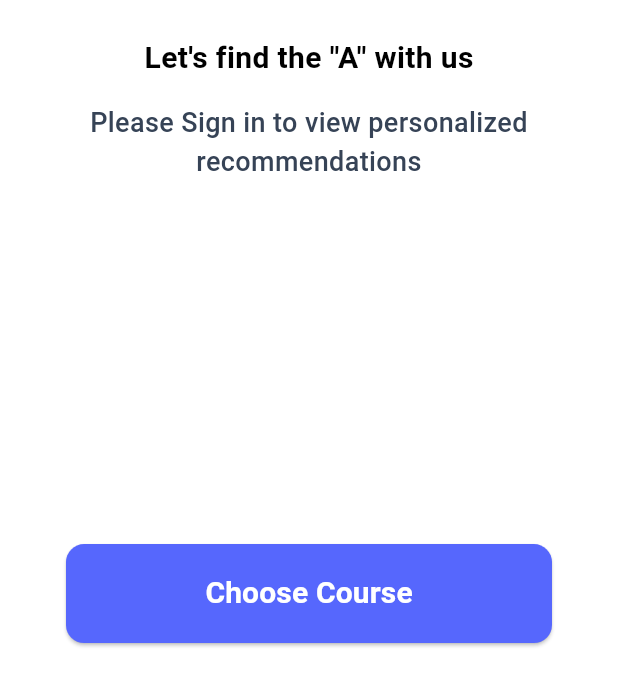
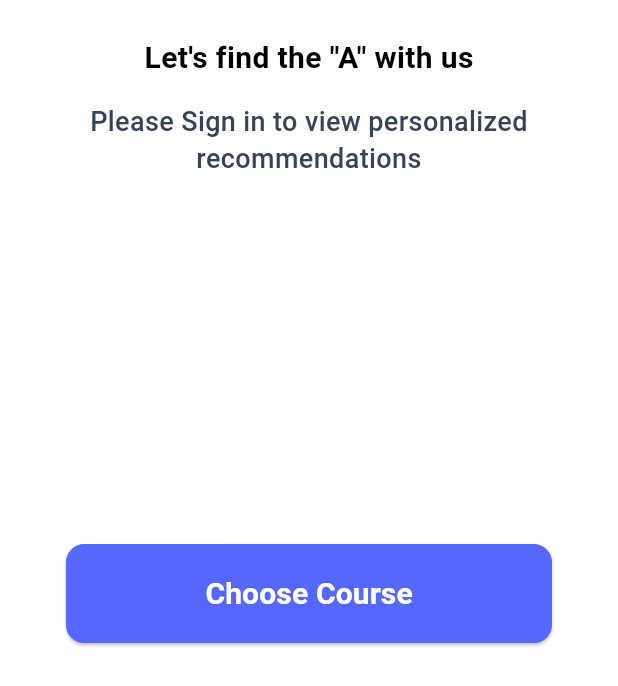
Before and after one commit to purboindra/eduapps, a Flutter app: the screen it shows after launch, on a phone screen of 412 x 824 dp. Shown: the part 518-1204 px from the top of the screen. Run offline on Flutter 3.47's test engine with Material 3 defaults, Android fonts, the phone set to English and light mode, and no system bars; our stand-ins replace equatable, flutter_bloc, flutter_dotenv, flutter_svg, get_it, go_router and 1 more; accounts and stored records are empty.

Commit message:
add height on textstyle

```diff
--- a/lib/app/utils/text_style.dart
+++ b/lib/app/utils/text_style.dart
@@ -8,15 +8,20 @@ class AppTextStyle {
     fontSize: 20,
     fontWeight: FontWeight.w600,
     color: AppColors.primaryBlackColor,
+    height: 1.4,
   );
 
   static const subTitleTextStyle = TextStyle(
-      fontSize: 18,
-      fontWeight: FontWeight.w500,
-      color: AppColors.primaryBlackColor);
+    fontSize: 18,
+    fontWeight: FontWeight.w500,
+    color: AppColors.primaryBlackColor,
+    height: 1.4,
+  );
 
   static const commonTextStyle = TextStyle(
-      fontSize: 14,
-      fontWeight: FontWeight.w400,
-      color: AppColors.primaryBlackColor);
+    fontSize: 14,
+    fontWeight: FontWeight.w400,
+    color: AppColors.primaryBlackColor,
+    height: 1.4,
+  );
 }
```
